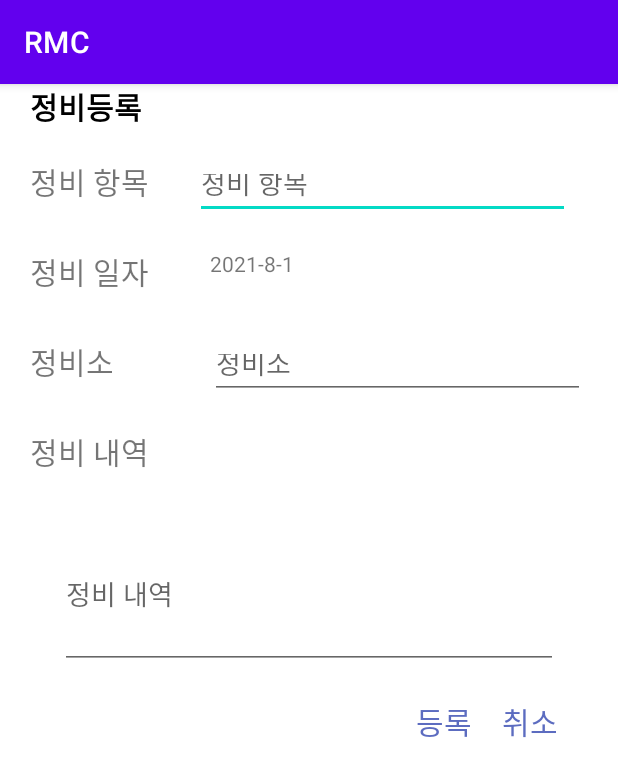
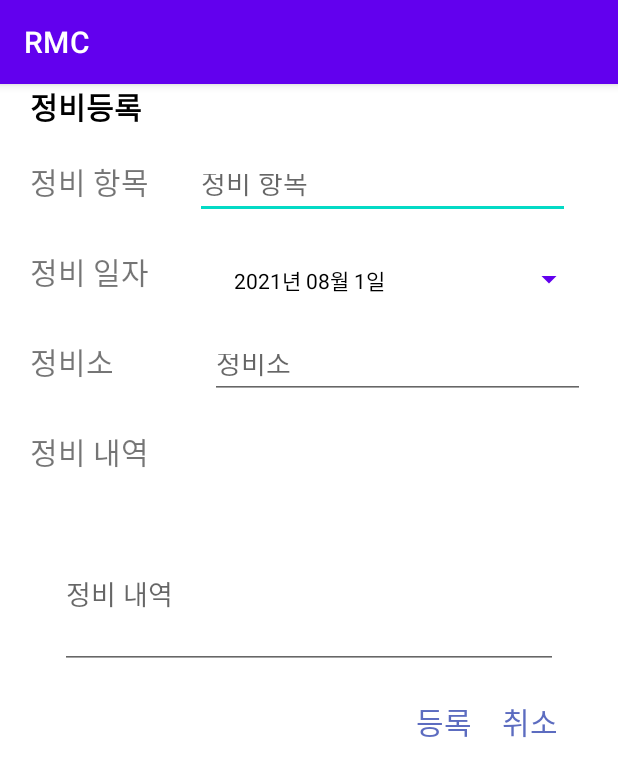
Before and after one commit to kaaang/korea_project3, an Android app: the fragment Main_maintenance_regist shown on its own in the app's theme, on a phone screen of 412 x 824 dp. Shown: the top 777 px of the screen. Run offline under Robolectric (Android 15) with nearby library versions, the phone set to English and light mode, and no system bars.

Commit message:
코드 정리// Jinah0802

```diff
--- a/app/src/main/java/com/ridingmate/app/fragment/main/Main_main.java
+++ b/app/src/main/java/com/ridingmate/app/fragment/main/Main_main.java
@@ -112,7 +112,7 @@ public class Main_main extends Fragment {
         int style = AlertDialog.THEME_HOLO_LIGHT;
 
         datePickerDialog = new DatePickerDialog(MainActivity._main, style, dateSetListener, year, month, day);
-        datePickerDialog.getDatePicker().setMaxDate(System.currentTimeMillis());
+       // datePickerDialog.getDatePicker().setMaxDate(System.currentTimeMillis()); 현재 날짜 기준이 max
 
     }
 
--- a/app/src/main/java/com/ridingmate/app/fragment/main/Main_maintenance_regist.java
+++ b/app/src/main/java/com/ridingmate/app/fragment/main/Main_maintenance_regist.java
@@ -1,45 +1,47 @@
 package com.ridingmate.app.fragment.main;
 
+import android.app.AlertDialog;
+import android.app.DatePickerDialog;
 import android.os.Bundle;
-import android.util.Log;
 import android.view.LayoutInflater;
 import android.view.View;
 import android.view.ViewGroup;
+import android.widget.Button;
+import android.widget.DatePicker;
 import android.widget.TextView;
 
 import androidx.fragment.app.Fragment;
-import androidx.fragment.app.FragmentTransaction;
 
 import com.ridingmate.app.R;
 import com.ridingmate.app.activity.main.MainActivity;
-import com.ridingmate.app.util.main.MaintenanceAdpter;
-import com.ridingmate.app.util.main.MaintenanceDAO;
+import com.ridingmate.app.util.main.Maintenaceinterface;
+import com.ridingmate.app.util.main.MaintenanceConstants;
+
+import java.util.Calendar;
 
 public class Main_maintenance_regist extends Fragment {
-    // 정보
-    public static TextView maintenance_date;
-    public static TextView  maintenance_list;
-    public static TextView maintenance_location;
-
     // 등록 수정 xml 공통 버튼
-    public static TextView btn_regist;
     private TextView btn_list;
-
     // 프레그먼트 업데이트(등록, 수정 넘어갈때)
     public  static  boolean check_actiive = false;
     public  static  boolean check_edit;
     public  static  int check_id;
+
+    // 날짜 선택
+    private DatePickerDialog datePickerDialog;
+    private Button dateButton;
+    private int mYear = 0, mMonth = 0, mDay = 0;
 
     @Override
     public View onCreateView( LayoutInflater inflater, ViewGroup container, Bundle savedInstanceState) {
 
         View view = inflater.inflate(R.layout.fragment_main_maintenance_regist, container, false);
 
-        maintenance_date = (TextView) view.findViewById(R.id.regist_maintenance_date);
-        maintenance_list = (TextView) view.findViewById(R.id.regist_maintenance_list);
-        maintenance_location = (TextView) view.findViewById(R.id.regist_maintenance_location);
-        btn_regist = (TextView) view.findViewById(R.id.btn_maintenance_regist);
-        ChangeTextView(check_id, check_edit);
+        MaintenanceConstants.m_interface.Tv_maintenance_date((TextView) view.findViewById(R.id.regist_maintenance_date));
+        MaintenanceConstants.m_interface.Tv_maintenance_list((TextView) view.findViewById(R.id.regist_maintenance_list));
+        MaintenanceConstants.m_interface.Tv_maintenance_location((TextView) view.findViewById(R.id.regist_maintenance_location));
+        MaintenanceConstants.m_interface.Tv_maintenance_regist((TextView) view.findViewById(R.id.btn_maintenance_regist));
+        MaintenanceConstants.m_interface.Maintenace_ChangeTextView(check_id, check_edit);
         btn_list = (TextView) view.findViewById(R.id.btn_maintenance_list);
         btn_list.setOnClickListener(new View.OnClickListener() {
             @Override
@@ -47,26 +49,85 @@ public class Main_maintenance_regist extends Fragment {
                 MainActivity.showPage(0);
             }
         });
+        // ---------------------날짜 선택
+
+        // 문제: 수정 누를 시에는 DB에 등록된 날짜가 와야하나, 오늘 날짜로 다이얼이 셋팅됨.(데이터피커 class별도 분리 후 constants에서 맞게 처리 필요)
+        dateButton = (Button) view.findViewById(R.id.regist_maintenance_date);
+        dateButton.setText(getTodaysDate());
+        initDatePicker();
+
+        dateButton.setOnClickListener(new View.OnClickListener() {
+            @Override
+            public void onClick(View v) {
+                datePickerDialog.show();
+            }
+        });
         check_actiive = true;
         return view;
     }
-    public  static  void ChangeTextView(int id, boolean check){
+    /* ----------------------------------------DatePicker 함수---------------------------------------------------------------*/
+    private String getTodaysDate() {
+        Calendar cal = Calendar.getInstance();
+        int year = cal.get(Calendar.YEAR);
+        int month = cal.get(Calendar.MONTH);
+        month = month + 1;
+        int day = cal.get(Calendar.DAY_OF_MONTH);
+        return makeDateString(day, month, year);
+    }
 
-        if(check){
-            MaintenanceDAO dao = MaintenanceAdpter.arrayList.get(id);
-            //현제 데이터 가져오기
-            maintenance_date.setText(dao.getItem_maintenance_date());
-            maintenance_list.setText(dao.getItem_maintenance());
-            maintenance_location.setText(dao.getItem_maintenance_location());
+    private void initDatePicker() {
+        DatePickerDialog.OnDateSetListener dateSetListener = new DatePickerDialog.OnDateSetListener() {
+            @Override
+            public void onDateSet(DatePicker datePicker, int year, int month, int day) {
+                month = month + 1;
+                String date = makeDateString(day, month, year);
+                dateButton.setText(date);
+            }
+        };
 
-            btn_regist.setText("수정");
-        }
-        else {
+        Calendar cal = Calendar.getInstance();
+        int year = cal.get(Calendar.YEAR);
+        int month = cal.get(Calendar.MONTH);
+        int day = cal.get(Calendar.DAY_OF_MONTH);
 
-            maintenance_date.setText(Main_maintenance_list.m_date);
-            maintenance_list.setText("");
-            maintenance_location.setText("");
-            btn_regist.setText("등록");
-        }
+        int style = AlertDialog.THEME_HOLO_LIGHT;
+
+        datePickerDialog = new DatePickerDialog(MainActivity._main, style, dateSetListener, year, month, day);
+        // datePickerDialog.getDatePicker().setMaxDate(System.currentTimeMillis()); 현재 날짜 기준이 max
+
     }
+
+    private String makeDateString(int day, int month, int year) {
+        return year + "년 " +getMonthFormat(month)  + day + "일";
+    }
+
+    private String getMonthFormat(int month) {
+        if (month == 1)
+            return "01월 ";
+        if (month == 2)
+            return "02월 ";
+        if (month == 3)
+            return "03월 ";
+        if (month == 4)
+            return "04월 ";
+        if (month == 5)
+            return "05월 ";
+        if (month == 6)
+            return "06월 ";
+        if (month == 7)
+            return "07월 ";
+        if (month == 8)
+            return "08월 ";
+        if (month == 9)
+            return "09월 ";
+        if (month == 10)
+            return "10월 ";
+        if (month == 11)
+            return "11월 ";
+        if (month == 12)
+            return "12월 ";
+
+        return "01월";
+    }
+
 }
--- /dev/null
+++ b/app/src/main/java/com/ridingmate/app/util/main/Maintenaceinterface.java
@@ -0,0 +1,16 @@
+package com.ridingmate.app.util.main;
+
+import android.widget.TextView;
+
+import java.util.ArrayList;
+
+// 정비의 등록, 수정 레이아웃 통일로 인해 버튼명 변경 인터페이스, MaintenanceDAO의 날짜와 정보 받아오기
+public interface Maintenaceinterface {
+    ArrayList<MaintenanceDAO> DAO_arrayList(ArrayList<MaintenanceDAO> list);
+    TextView Tv_maintenance_date(TextView view);
+    TextView Tv_maintenance_list(TextView view);
+    TextView Tv_maintenance_location(TextView view);
+    TextView Tv_maintenance_regist(TextView view);
+    String Cel_Data(String str);
+    void Maintenace_ChangeTextView(int id, boolean check);
+}
--- /dev/null
+++ b/app/src/main/java/com/ridingmate/app/util/main/MaintenanceConstants.java
@@ -0,0 +1,64 @@
+package com.ridingmate.app.util.main;
+
+import android.widget.TextView;
+
+import java.util.ArrayList;
+
+public class MaintenanceConstants {
+
+
+    public  static  Maintenaceinterface m_interface =  new MaintenanceController();
+
+    // Maintenance UI 인터페이스 수정 파트
+    private static class MaintenanceController implements Maintenaceinterface{
+        private ArrayList<MaintenanceDAO> arrayList;
+        private TextView date;
+        private TextView  list;
+        private TextView location;
+        private TextView regist;
+        private String celDate;
+        public  ArrayList<MaintenanceDAO> DAO_arrayList(ArrayList<MaintenanceDAO> list){
+            arrayList = list;
+            return list;
+        }
+        public TextView Tv_maintenance_date(TextView view){
+            date = view;
+            return view;
+        }
+        public TextView Tv_maintenance_list(TextView view){
+            list = view;
+            return view;
+        }
+        public TextView Tv_maintenance_location(TextView view){
+            location = view;
+            return view;
+        }
+        public TextView Tv_maintenance_regist(TextView view){
+            regist = view;
+            return view;
+        }
+        public  String Cel_Data(String str){
+            celDate = str;
+            return str;
+        }
+        // Textview 수정
+        public void Maintenace_ChangeTextView(int id, boolean check) {
+            if (check) {
+                MaintenanceDAO dao = arrayList.get(id);
+                //현제 데이터 가져오기
+                date.setText(dao.getItem_maintenance_date());
+                list.setText(dao.getItem_maintenance());
+                location.setText(dao.getItem_maintenance_location());
+                regist.setText("수정");
+            }
+            else {
+                date.setText(celDate);
+                list.setText("");
+                location.setText("");
+                regist.setText("등록");
+            }
+        }
+    }
+
+
+}
--- a/app/src/main/res/layout/fragment_main_maintenance_regist.xml
+++ b/app/src/main/res/layout/fragment_main_maintenance_regist.xml
@@ -79,18 +79,24 @@
                 android:text="정비 일자"
                 app:layout_constraintTop_toBottomOf="@+id/tv_maintenance_list"
                 tools:ignore="MissingConstraints" />
-            <TextView
+
+            <Button
                 android:id="@+id/regist_maintenance_date"
                 android:layout_width="250dp"
                 android:layout_height="40dp"
+
                 android:layout_marginStart="20dp"
                 android:layout_marginLeft="20dp"
                 android:layout_marginTop="20dp"
                 android:layout_marginEnd="20dp"
                 android:layout_marginRight="20dp"
                 android:text="정비 일자"
+                android:textColor="@color/black"
                 app:layout_constraintTop_toBottomOf="@+id/regist_maintenance_list"
-                app:layout_constraintLeft_toRightOf="@+id/tv_maintenance_date"/>
+                app:layout_constraintLeft_toRightOf="@+id/tv_maintenance_date"
+                android:backgroundTint="#FDFCFC"
+                style="?android:spinnerStyle"
+                />
             <!-- 정비소 -->
             <TextView
                 android:id="@+id/tv_maintenance_location"
```
Also changed, not shown: app/src/main/java/com/ridingmate/app/fragment/main/Main_maintenance_list.java (+12 -17 lines), app/src/main/java/com/ridingmate/app/util/main/MaintenanceAdpter.java (+11 -18 lines), app/src/main/java/com/ridingmate/app/util/main/MaintenanceDAO.java (+18 -12 lines), app/src/main/res/layout/fragment_main_maintenance_list.xml (+14 -14 lines), app/src/main/res/layout/fragment_main_mileage_regist.xml (+2 -24 lines).
